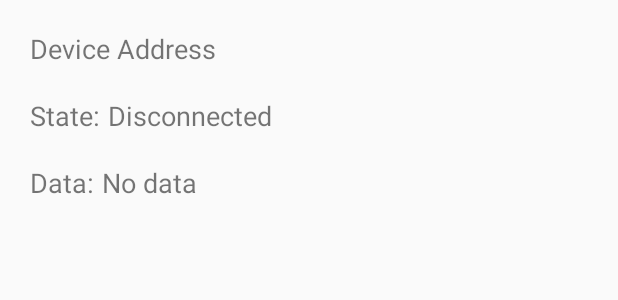
After one commit to moritzschaefer/shoot-the-alarm, an Android app: the layout gatt_services_characteristics.xml on its own in the app's theme, with its tools: preview values and no code run, on a phone screen of 412 x 824 dp. The commit adds this screen. Shown: the top 300 px of the screen. Run offline under Robolectric (Android 15) with nearby library versions, the light colour scheme and no system bars.

Commit message:
fix bugs

```diff
--- a/androidApp/Android-Alarm-Clock-master/app/build.gradle
+++ b/androidApp/Android-Alarm-Clock-master/app/build.gradle
@@ -6,8 +6,8 @@ android {
 
     defaultConfig {
         applicationId "za.co.neilson.alarm"
-        minSdkVersion 8
-        targetSdkVersion 17
+        minSdkVersion 18
+        targetSdkVersion 18
     }
 
     buildTypes {
--- a/androidApp/Android-Alarm-Clock-master/app/src/main/java/za/co/neilson/alarm/alert/AlarmAlertActivity.java
+++ b/androidApp/Android-Alarm-Clock-master/app/src/main/java/za/co/neilson/alarm/alert/AlarmAlertActivity.java
@@ -15,7 +15,7 @@ import za.co.neilson.alarm.Alarm;
 import za.co.neilson.alarm.R;
 
 import android.app.Activity;
-import android.bluetooth.BluetoothClass;
+import za.co.neilson.alarm.bluetooth.BluetoothClass;
 import android.content.Context;
 import android.graphics.Color;
 import android.media.AudioManager;
--- a/androidApp/Android-Alarm-Clock-master/app/src/main/java/za/co/neilson/alarm/bluetooth/BluetoothLeService.java
+++ b/androidApp/Android-Alarm-Clock-master/app/src/main/java/za/co/neilson/alarm/bluetooth/BluetoothLeService.java
@@ -14,7 +14,7 @@
  * limitations under the License.
  */
 
-package com.example.android.bluetoothlegatt;
+package za.co.neilson.alarm.bluetooth;
 
 import android.app.Service;
 import android.bluetooth.BluetoothAdapter;
--- a/androidApp/Android-Alarm-Clock-master/app/src/main/java/za/co/neilson/alarm/bluetooth/SampleGattAttributes.java
+++ b/androidApp/Android-Alarm-Clock-master/app/src/main/java/za/co/neilson/alarm/bluetooth/SampleGattAttributes.java
@@ -14,7 +14,7 @@
  * limitations under the License.
  */
 
-package com.example.android.bluetoothlegatt;
+package za.co.neilson.alarm.bluetooth;
 
 import java.util.HashMap;
 
@@ -25,6 +25,7 @@ public class SampleGattAttributes {
     private static HashMap<String, String> attributes = new HashMap();
     public static String HEART_RATE_MEASUREMENT = "00002a37-0000-1000-8000-00805f9b34fb";
     public static String CLIENT_CHARACTERISTIC_CONFIG = "00002902-0000-1000-8000-00805f9b34fb";
+    public static String BLEND_MICRO_DEFAULT_CHARACTERISTIC = "00002a01-0000-1000-8000-00805f9b34fb";
 
     static {
         // Sample Services.
@@ -33,6 +34,7 @@ public class SampleGattAttributes {
         // Sample Characteristics.
         attributes.put(HEART_RATE_MEASUREMENT, "Heart Rate Measurement");
         attributes.put("00002a29-0000-1000-8000-00805f9b34fb", "Manufacturer Name String");
+        attributes.put(BLEND_MICRO_DEFAULT_CHARACTERISTIC, "Blend Micro Default Characteristic");
     }
 
     public static String lookup(String uuid, String defaultName) {
--- /dev/null
+++ b/androidApp/Android-Alarm-Clock-master/app/src/main/res/layout/gatt_services_characteristics.xml
@@ -0,0 +1,71 @@
+<?xml version="1.0" encoding="utf-8"?>
+<!-- Copyright (C) 2013 The Android Open Source Project
+
+     Licensed under the Apache License, Version 2.0 (the "License");
+     you may not use this file except in compliance with the License.
+     You may obtain a copy of the License at
+
+          http://www.apache.org/licenses/LICENSE-2.0
+
+     Unless required by applicable law or agreed to in writing, software
+     distributed under the License is distributed on an "AS IS" BASIS,
+     WITHOUT WARRANTIES OR CONDITIONS OF ANY KIND, either express or implied.
+     See the License for the specific language governing permissions and
+     limitations under the License.
+-->
+<LinearLayout xmlns:android="http://schemas.android.com/apk/res/android"
+        android:orientation="vertical"
+        android:layout_width="match_parent"
+        android:layout_height="wrap_content"
+        android:layout_margin="10dp">
+    <LinearLayout android:orientation="horizontal"
+                  android:layout_width="match_parent"
+                  android:layout_height="wrap_content"
+                  android:layout_margin="10dp">
+        <TextView android:layout_width="wrap_content"
+                  android:layout_height="wrap_content"
+                  android:text="@string/label_device_address"
+                  android:textSize="18sp"/>
+        <Space android:layout_width="5dp"
+               android:layout_height="wrap_content"/>
+        <TextView android:id="@+id/device_address"
+                android:layout_width="match_parent"
+                android:layout_height="wrap_content"
+                android:textSize="18sp"/>
+    </LinearLayout>
+    <LinearLayout android:orientation="horizontal"
+                  android:layout_width="match_parent"
+                  android:layout_height="wrap_content"
+                  android:layout_margin="10dp">
+        <TextView android:layout_width="wrap_content"
+                  android:layout_height="wrap_content"
+                  android:text="@string/label_state"
+                  android:textSize="18sp"/>
+        <Space android:layout_width="5dp"
+               android:layout_height="wrap_content"/>
+        <TextView android:id="@+id/connection_state"
+                  android:layout_width="match_parent"
+                  android:layout_height="wrap_content"
+                  android:text="@string/disconnected"
+                  android:textSize="18sp"/>
+    </LinearLayout>
+    <LinearLayout android:orientation="horizontal"
+                  android:layout_width="match_parent"
+                  android:layout_height="wrap_content"
+                  android:layout_margin="10dp">
+        <TextView android:layout_width="wrap_content"
+                  android:layout_height="wrap_content"
+                  android:text="@string/label_data"
+                  android:textSize="18sp"/>
+        <Space android:layout_width="5dp"
+               android:layout_height="wrap_content"/>
+        <TextView android:id="@+id/data_value"
+                  android:layout_width="match_parent"
+                  android:layout_height="wrap_content"
+                  android:text="@string/no_data"
+                  android:textSize="18sp"/>
+    </LinearLayout>
+    <ExpandableListView android:id="@+id/gatt_services_list"
+            android:layout_width="match_parent"
+            android:layout_height="wrap_content"/>
+</LinearLayout>
--- a/androidApp/Android-Alarm-Clock-master/app/src/main/res/values/strings.xml
+++ b/androidApp/Android-Alarm-Clock-master/app/src/main/res/values/strings.xml
@@ -51,5 +51,13 @@ WITHOUT WARRANTIES OR CONDITIONS OF ANY KIND, either express or implied. See the
 	<string name="button_delete">Delete</string>
 	<string name="ok">OK</string>
 	<string name="cancel">Cancel</string>
+    <string name="connected">Connected</string>
+    <string name="disconnected">Disconnected</string>
+    <string name="no_data">No data</string>
+    <string name="unknown_service">Unknown Service</string>
+    <string name="unknown_characteristic">Unknown Characteristics</string>
+    <string name="label_device_address">Device Address</string>
+    <string name="label_state">State:</string>
+    <string name="label_data">Data:</string>
 
 </resources>
```
Also changed, not shown: androidApp/Android-Alarm-Clock-master/app/src/main/AndroidManifest.xml (+11 -1 lines), androidApp/Android-Alarm-Clock-master/app/src/main/java/za/co/neilson/alarm/bluetooth/BluetoothClass.java (renamed from androidApp/Android-Alarm-Clock-master/app/src/main/java/za/co/neilson/alarm/bluetooth/DeviceScanActivity.java, +21 -17 lines), androidApp/Android-Alarm-Clock-master/app/src/main/java/za/co/neilson/alarm/bluetooth/DeviceControlActivity.java (+7 -4 lines), 2 other files.
